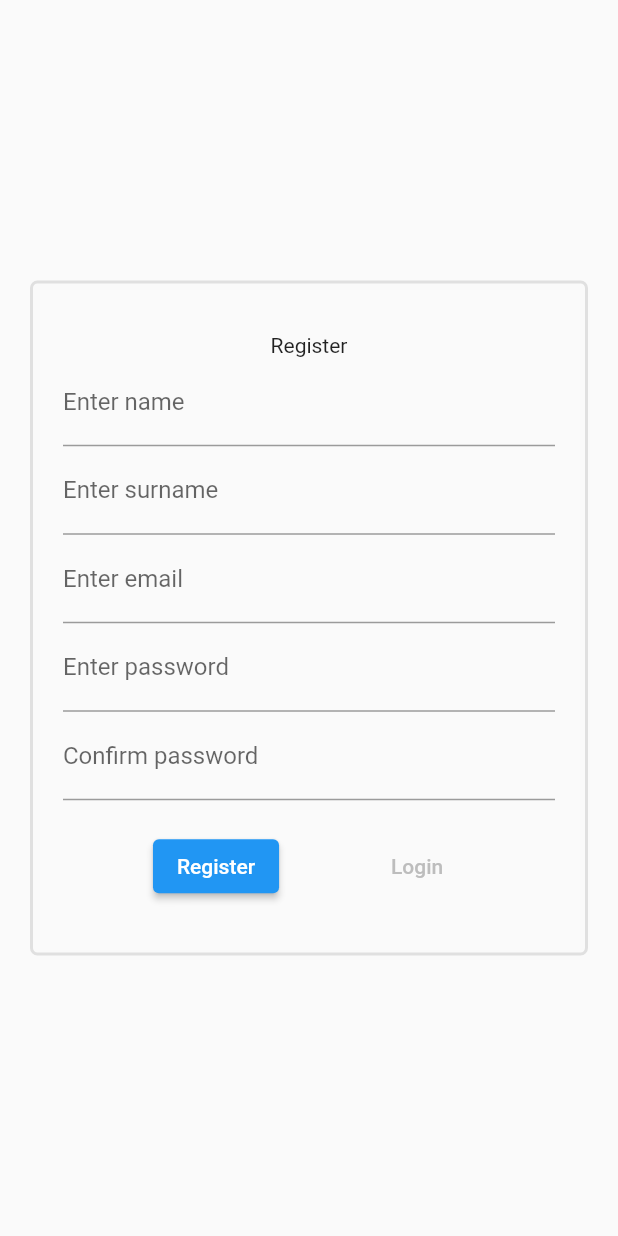
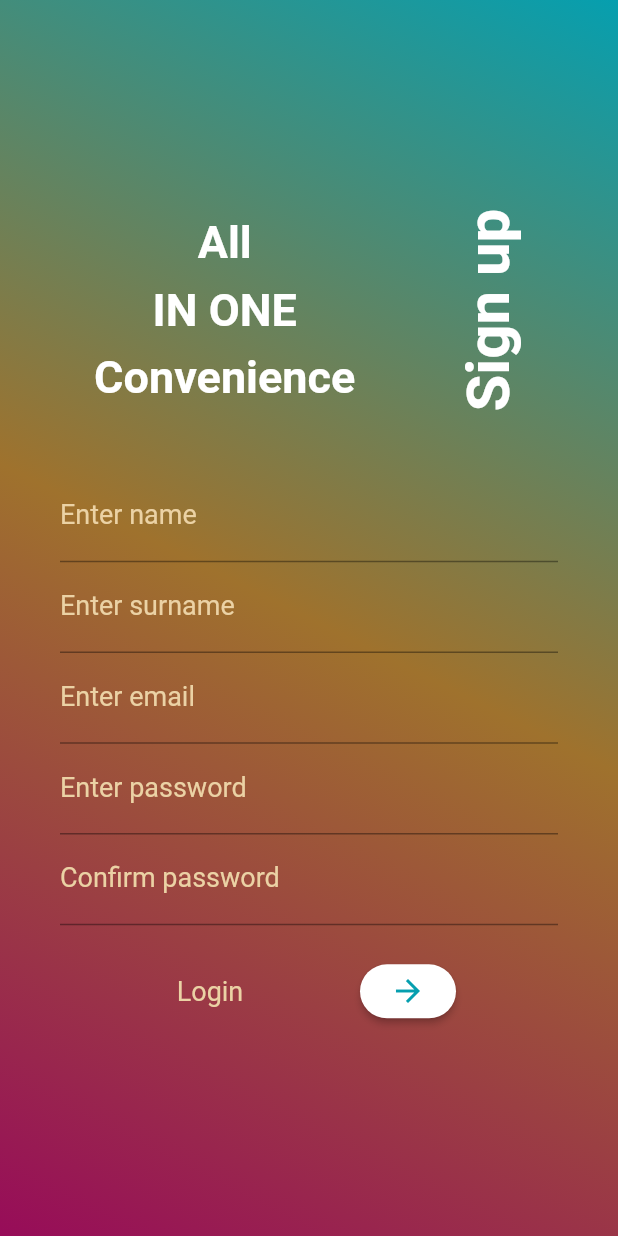
Before and after one commit to IssaBeastBoy/Flutter_craiglist, a Flutter app: the screen it shows after launch, after a tap on "Register", on a phone screen of 412 x 824 dp. Run offline on Flutter 3.47's test engine with Material 2 defaults, Android fonts, the phone set to English and light mode, and no system bars; missing offline and left inert: dart:ffi.

Commit message:
User logins styling complete

```diff
--- a/mobile/lib/main.dart
+++ b/mobile/lib/main.dart
@@ -1,4 +1,3 @@
-import 'package:flatter/widgets/userRegistre.dart';
 import 'package:flutter/material.dart';
 
 // Screens
--- a/mobile/lib/screens/loginScreen.dart
+++ b/mobile/lib/screens/loginScreen.dart
@@ -9,11 +9,23 @@ class LoginScreen extends StatelessWidget {
   @override
   Widget build(BuildContext context) {
     return Scaffold(
-        body: Column(
+        body: Container(
+      decoration: BoxDecoration(
+          gradient: LinearGradient(
+        colors: [
+          Color.fromARGB(255, 151, 12, 89),
+          Color.fromARGB(255, 159, 114, 45),
+          Color.fromARGB(255, 6, 159, 175),
+        ],
+        begin: Alignment.bottomLeft,
+        end: Alignment.topRight,
+      )),
+      child: Column(
       mainAxisAlignment: MainAxisAlignment.center,
       children: [
-        UserLogin(),
+          UserLogin(),
       ],
+      ),
     ));
   }
 }
--- a/mobile/lib/screens/registreScreen.dart
+++ b/mobile/lib/screens/registreScreen.dart
@@ -9,11 +9,23 @@ class RegistreScreen extends StatelessWidget {
   @override
   Widget build(BuildContext context) {
     return Scaffold(
-        body: Column(
+        body: Container(
+      decoration: BoxDecoration(
+          gradient: LinearGradient(
+        colors: [
+          Color.fromARGB(255, 151, 12, 89),
+          Color.fromARGB(255, 159, 114, 45),
+          Color.fromARGB(255, 6, 159, 175),
+        ],
+        begin: Alignment.bottomLeft,
+        end: Alignment.topRight,
+      )),
+      child: Column(
       mainAxisAlignment: MainAxisAlignment.center,
       children: [
-        UserRegistre(),
+          UserRegistre(),
       ],
+      ),
     ));
   }
 }
--- a/mobile/lib/widgets/userRegistre.dart
+++ b/mobile/lib/widgets/userRegistre.dart
@@ -16,77 +16,113 @@ class _UserRegistreState extends State<UserRegistre> {
   final TextEditingController _email = TextEditingController();
   final TextEditingController _password = TextEditingController();
   final TextEditingController _confirm = TextEditingController();
+
+Widget _buildText(double fontSize, String text) {
+    return Text(
+      text,
+      style: TextStyle(
+        fontWeight: FontWeight.bold,
+        color: Colors.white,
+        fontSize: fontSize,
+      ),
+    );
+  }
+
+  Widget _buildTextForm(TextEditingController controller,
+      TextInputType inputType, String text, bool onbscure) {
+    return TextFormField(
+      keyboardType: inputType,
+      controller: controller,
+      obscureText: onbscure,
+      decoration: InputDecoration(
+          labelText: text,
+          labelStyle: TextStyle(
+              fontWeight: FontWeight.w400,
+              fontSize: 18,
+              color: Color.fromARGB(255, 235, 210, 165))),
+    );
+  }
+
   @override
   Widget build(BuildContext context) {
     return Container(
       padding: EdgeInsets.all(20),
       margin: EdgeInsets.all(20),
-      height: 450,
-      decoration: BoxDecoration(
-          border: Border.all(
-            color: Colors.grey.shade300, //color of border
-            width: 2, //width of border
-          ),
-          borderRadius: BorderRadius.circular(5)),
       child: Column(
         mainAxisAlignment: MainAxisAlignment.center,
         children: [
           Form(
               child: Column(
             children: [
-              Center(
-                child: Text('Register'),
+              Row(
+                mainAxisAlignment: MainAxisAlignment.spaceEvenly,
+                children: [
+                  Column(
+                    children: [
+                      _buildText(30, "All"),
+                      SizedBox(
+                        height: 10,
+                      ),
+                      _buildText(30, "IN ONE"),
+                      SizedBox(
+                        height: 10,
+                      ),
+                      _buildText(30, "Convenience")
+                    ],
+                  ),
+                  SizedBox(
+                    width: 20,
+                  ),
+                  RotatedBox(
+                    quarterTurns: -1,
+                    child: _buildText(40, 'Sign up'),
+                  )
+                ],
               ),
-              TextFormField(
-                keyboardType: TextInputType.text,
-                controller: _name,
-                decoration: InputDecoration(
-                  labelText: 'Enter name',
-                ),
+              SizedBox(
+                height: 40,
               ),
-              TextFormField(
-                keyboardType: TextInputType.text,
-                controller: _surname,
-                decoration: InputDecoration(
-                  labelText: 'Enter surname',
-                ),
-              ),
-              TextFormField(
-                keyboardType: TextInputType.emailAddress,
-                controller: _email,
-                decoration: InputDecoration(
-                  labelText: 'Enter email',
-                ),
-              ),
-              TextFormField(
-                obscureText: true,
-                controller: _password,
-                decoration: InputDecoration(
-                  labelText: 'Enter password',
-                ),
-              ),
-              TextFormField(
-                obscureText: true,
-                controller: _confirm,
-                decoration: InputDecoration(
-                  labelText: 'Confirm password',
-                ),
-              ),
+              _buildTextForm(_name, TextInputType.text, 'Enter name', false),
+              _buildTextForm(
+                  _surname, TextInputType.text, 'Enter surname', false),
+              _buildTextForm(
+                  _email, TextInputType.emailAddress, 'Enter email', false),
+              _buildTextForm(_password, TextInputType.emailAddress,
+                  'Enter password', true),
+              _buildTextForm(_confirm, TextInputType.emailAddress,
+                  'Confirm password', true),
               SizedBox(
                 height: 20,
               ),
               Row(
                 mainAxisAlignment: MainAxisAlignment.spaceEvenly,
                 children: [
-                  ElevatedButton(onPressed: (() {}), child: Text('Register')),
                   TextButton(
                       onPressed: (() {
                         Navigator.pushNamed(context, LoginScreen.routeName);
                       }),
                       child: Text(
                         'Login',
-                        style: TextStyle(color: Colors.grey.shade400),
-                      ))
+                          style: TextStyle(
+                            fontWeight: FontWeight.w400,
+                            fontSize: 18,
+                            color: Color.fromARGB(255, 235, 210, 165),
+                          ))),
+                  ElevatedButton(
+                    onPressed: (() {}),
+                    child: Icon(
+                      Icons.arrow_forward,
+                      color: Color.fromARGB(255, 6, 159, 175),
+                    ),
+                    style: ButtonStyle(
+                        backgroundColor:
+                            MaterialStateProperty.all(Colors.white),
+                        shape: MaterialStateProperty.all(
+                          RoundedRectangleBorder(
+                            borderRadius: BorderRadius.circular(30),
+                          ),
+                        )),
+                  ),
                 ],
               )
             ],
--- a/mobile/lib/widgets/userlogin.dart
+++ b/mobile/lib/widgets/userlogin.dart
@@ -1,3 +1,6 @@
+import 'dart:ffi';
+import 'dart:ui';
+
 import 'package:flutter/material.dart';
 
 // Screens
@@ -13,32 +16,59 @@ class UserLogin extends StatefulWidget {
 class _UserLoginState extends State<UserLogin> {
   final TextEditingController _emailAddress = TextEditingController();
   final TextEditingController _password = TextEditingController();
+
+  Widget _buildText(double fontSize, String text) {
+    return Text(
+      text,
+      style: TextStyle(
+        fontWeight: FontWeight.bold,
+        color: Colors.white,
+        fontSize: fontSize,
+      ),
+    );
+  }
+
   @override
   Widget build(BuildContext context) {
     return Container(
       padding: EdgeInsets.all(20),
       margin: EdgeInsets.all(20),
-      height: 300,
-      decoration: BoxDecoration(
-          border: Border.all(
-            color: Colors.grey.shade300, //color of border
-            width: 2, //width of border
-          ),
-          borderRadius: BorderRadius.circular(5)),
       child: Column(
         mainAxisAlignment: MainAxisAlignment.center,
         children: [
           Form(
               child: Column(
             children: [
-              Center(
-                child: Text('Login'),
+              Row(
+                children: [
+                  RotatedBox(
+                    quarterTurns: -1,
+                    child: _buildText(40, 'Sign in'),
+                  ),
+                  SizedBox(
+                    width: 20,
+                  ),
+                  Column(
+                    children: [
+                      _buildText(25, 'Be a buyer'),
+                      _buildText(25, 'A vendor'),
+                      _buildText(25, 'ALL IN ONE APP!'),
+                    ],
+                  )
+                ],
+              ),
+              SizedBox(
+                height: 60,
               ),
               TextFormField(
                 keyboardType: TextInputType.emailAddress,
                 controller: _emailAddress,
                 decoration: InputDecoration(
                   labelText: 'Enter email',
+                    labelStyle: TextStyle(
+                        fontWeight: FontWeight.w400,
+                        fontSize: 18,
+                        color: Color.fromARGB(255, 235, 210, 165))
                 ),
               ),
               TextFormField(
@@ -46,20 +76,68 @@ class _UserLoginState extends State<UserLogin> {
                 controller: _password,
                 decoration: InputDecoration(
                   labelText: 'Enter password',
+                    labelStyle: TextStyle(
+                        fontWeight: FontWeight.w400,
+                        fontSize: 18,
+                        color: Color.fromARGB(255, 235, 210, 165))
                 ),
               ),
               SizedBox(
                 height: 20,
               ),
-              Row(
-                mainAxisAlignment: MainAxisAlignment.spaceEvenly,
+              Column(
+                crossAxisAlignment: CrossAxisAlignment.end,
                 children: [
-                  ElevatedButton(onPressed: (() {}), child: Text('Submit')),
-                  TextButton(
+                  ElevatedButton(
+                    onPressed: (() {}),
+                    child: Container(
+                      width: 50,
+                      child: Row(
+                        crossAxisAlignment: CrossAxisAlignment.end,
+                        children: [
+                          Text(
+                            'Ok',
+                            style: TextStyle(
+                                color: Color.fromARGB(255, 6, 159, 175),
+                                fontSize: 16),
+                          ),
+                          Icon(
+                            Icons.arrow_forward,
+                            color: Color.fromARGB(255, 6, 159, 175),
+                          )
+                        ],
+                      ),
+                    ),
+                    style: ButtonStyle(
+                      backgroundColor: MaterialStateProperty.all(Colors.white),
+                      shape: MaterialStateProperty.all(
+                        RoundedRectangleBorder(
+                          borderRadius: BorderRadius.circular(30),
+                        ),
+                      ),
+                    ),
+                  ),
+                  Row(
+                    mainAxisAlignment: MainAxisAlignment.spaceEvenly,
+                    children: [
+                      TextButton(
+                          onPressed: () {},
+                          child: Text(
+                            'forgot Password',
+                            style: TextStyle(
+                                color: Color.fromARGB(255, 239, 224, 209),
+                                fontSize: 16),
+                          )),
+                      TextButton(
                       onPressed: (() {
                         Navigator.pushNamed(context, RegistreScreen.routeName);
                       }),
-                      child: Text('Register'))
+                          child: Text('Register',
+                              style: TextStyle(
+                                  color: Color.fromARGB(255, 239, 224, 209),
+                                  fontSize: 16)))
+                    ],
+                  )
                 ],
               )
             ],
```
